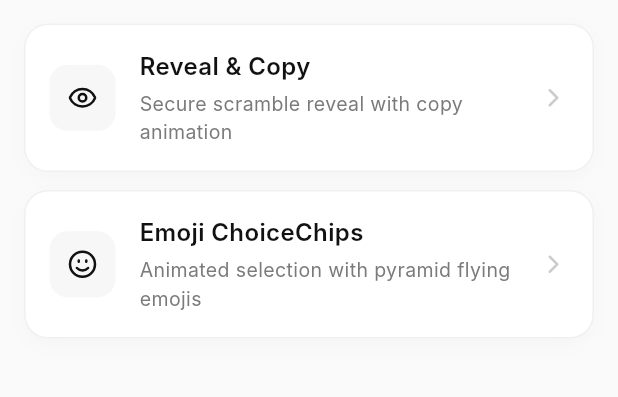
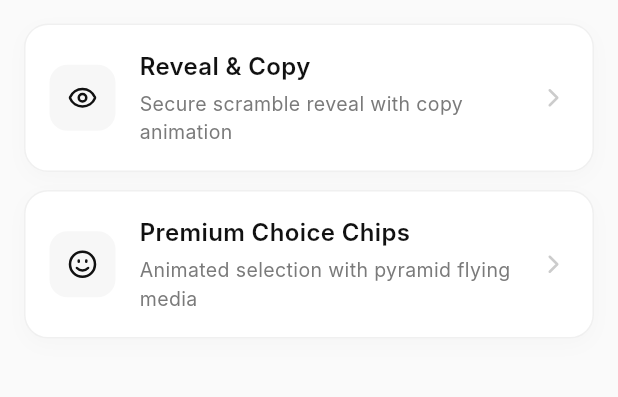
Before and after one commit to lportals/flutter_ui_interactions, a Flutter app: the screen it shows after launch, on a phone screen of 412 x 824 dp, the part 146-543 px from its top. Run offline on Flutter 3.47's test engine with Material 3 defaults, Android fonts, the phone set to English and light mode, and no system bars; our stand-ins replace lucide_icons; Roboto replaces fonts that are missing (Inter).

Commit message:
refactor: rename Emoji ChoiceChips to Premium Choice Chips in home page and update showcase class naming

```diff
--- a/lib/home_page.dart
+++ b/lib/home_page.dart
@@ -1,7 +1,7 @@
 import 'package:flutter/material.dart';
 import 'package:lucide_icons/lucide_icons.dart';
 import 'showcases/reveal_copy_showcase.dart';
-import 'showcases/emoji_choicechips_showcase.dart';
+import 'showcases/premium_choice_chips_showcase.dart';
 
 class HomePage extends StatelessWidget {
   const HomePage({super.key});
@@ -42,13 +42,13 @@ class HomePage extends StatelessWidget {
             },
           ),
           _ComponentCard(
-            title: 'Emoji ChoiceChips',
-            subtitle: 'Animated selection with pyramid flying emojis',
+            title: 'Premium Choice Chips',
+            subtitle: 'Animated selection with pyramid flying media',
             icon: LucideIcons.smile,
             onTap: () {
               Navigator.of(context).push(
                 MaterialPageRoute(
-                  builder: (_) => const EmojiChoicechipsShowcase(),
+                  builder: (_) => const PremiumChoiceChipsShowcase(),
                 ),
               );
             },
--- a/lib/showcases/emoji_choicechips_showcase.dart
+++ b/lib/showcases/premium_choice_chips_showcase.dart
@@ -3,8 +3,8 @@ import 'package:lucide_icons/lucide_icons.dart';
 import '../components/premium_choice_chips/premium_choice_chips.dart';
 import '../components/premium_choice_chips/models/choice_item.dart';
 
-class EmojiChoicechipsShowcase extends StatelessWidget {
-  const EmojiChoicechipsShowcase({super.key});
+class PremiumChoiceChipsShowcase extends StatelessWidget {
+  const PremiumChoiceChipsShowcase({super.key});
 
   @override
   Widget build(BuildContext context) {
@@ -19,7 +19,7 @@ class EmojiChoicechipsShowcase extends StatelessWidget {
           onPressed: () => Navigator.pop(context),
         ),
         title: const Text(
-          'Emoji ChoiceChips',
+          'Premium Choice Chips',
           style: TextStyle(
             color: Colors.black,
             fontSize: 16,
```
